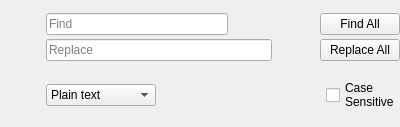
First picture: the form in find_and_replace.ui, repository baronleonardo/Bricks, before the edit.
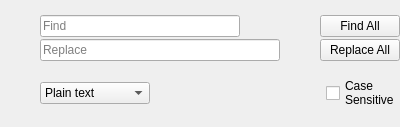
Second picture: the form after the edit. Icons and pictures are not drawn.

Commit message: close `findAndReplace` on escape key pressed, set focus to find_lineEdit on showup

Diff of the .ui file:
```diff
--- a/find_and_replace.ui
+++ b/find_and_replace.ui
@@ -10,10 +10,19 @@
     <height>127</height>
    </rect>
   </property>
+  <property name="sizePolicy">
+   <sizepolicy hsizetype="Preferred" vsizetype="Fixed">
+    <horstretch>0</horstretch>
+    <verstretch>0</verstretch>
+   </sizepolicy>
+  </property>
   <property name="windowTitle">
    <string>Form</string>
   </property>
   <layout class="QHBoxLayout" name="horizontalLayout">
+   <property name="spacing">
+    <number>0</number>
+   </property>
    <property name="leftMargin">
     <number>0</number>
    </property>
@@ -72,22 +81,17 @@
    <item>
     <layout class="QVBoxLayout" name="verticalLayout_6">
      <property name="spacing">
-      <number>4</number>
-     </property>
-     <item>
-      <layout class="QHBoxLayout" name="horizontalLayout_4">
-       <property name="spacing">
-        <number>4</number>
+      <number>0</number>
        </property>
        <item>
         <layout class="QVBoxLayout" name="verticalLayout_8">
          <property name="spacing">
-          <number>4</number>
+        <number>2</number>
          </property>
          <item>
           <layout class="QHBoxLayout" name="search_Layout">
            <property name="spacing">
-            <number>4</number>
+          <number>0</number>
            </property>
            <item>
             <widget class="QLineEdit" name="find_LineEdit">
@@ -181,7 +185,7 @@
          <item>
           <layout class="QHBoxLayout" name="replace_Layout">
            <property name="spacing">
-            <number>4</number>
+          <number>0</number>
            </property>
            <item>
             <widget class="QLineEdit" name="replace_LineEdit">
@@ -242,12 +246,10 @@
          </item>
         </layout>
        </item>
-      </layout>
-     </item>
      <item>
       <layout class="QHBoxLayout" name="horizontalLayout_5">
        <property name="spacing">
-        <number>4</number>
+        <number>0</number>
        </property>
        <item>
         <widget class="QComboBox" name="searchMode">
```
Left out of the diff: 30 changed lines with no effect on the pictures. Lines whose indentation alone changed are shown as unchanged. The commit also changes 2 other files.
